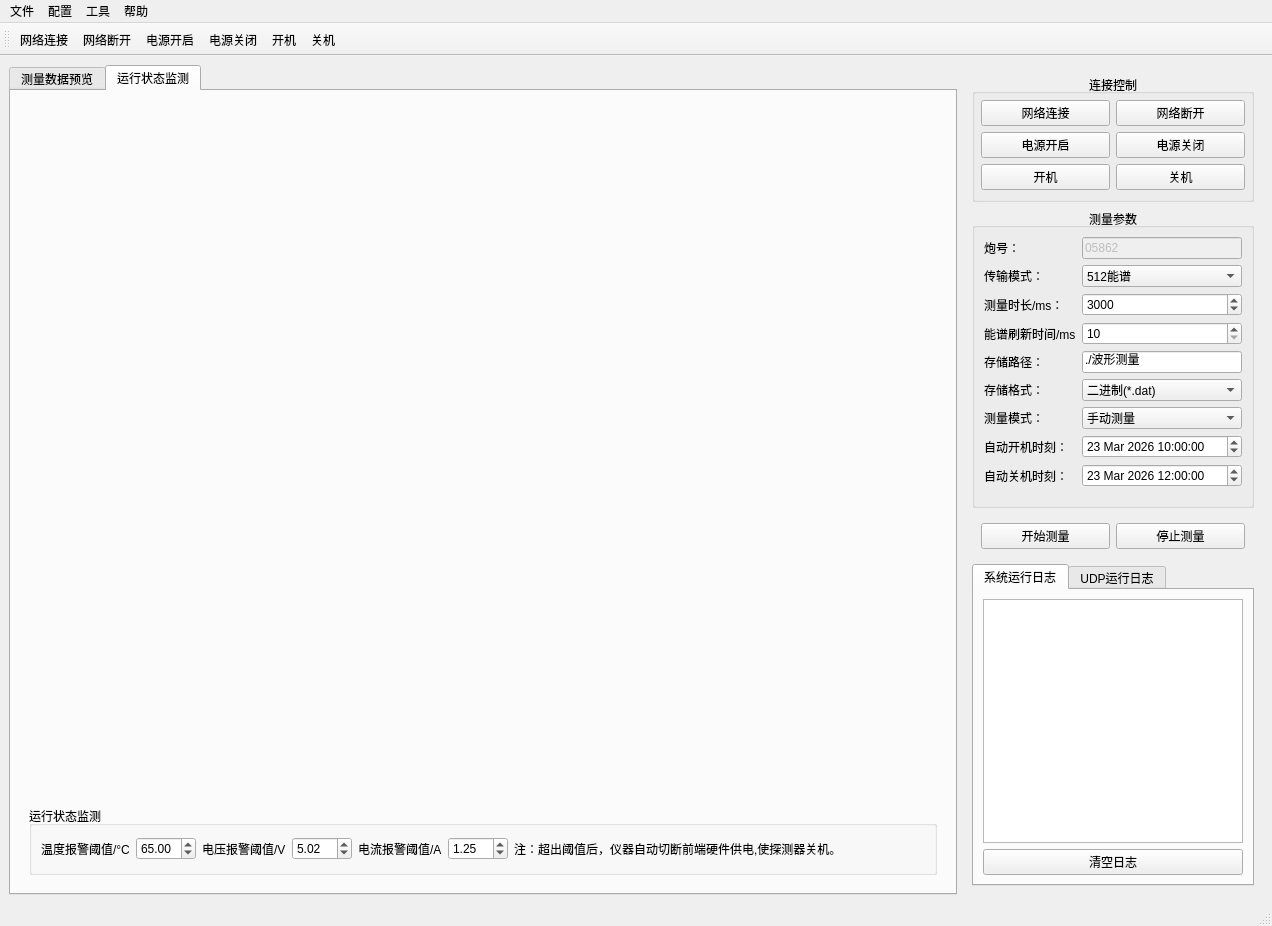
This is mainwindow.ui in MrXiaomao/HardXrayCamera as Qt 5 draws it before an edit. The edited form follows.
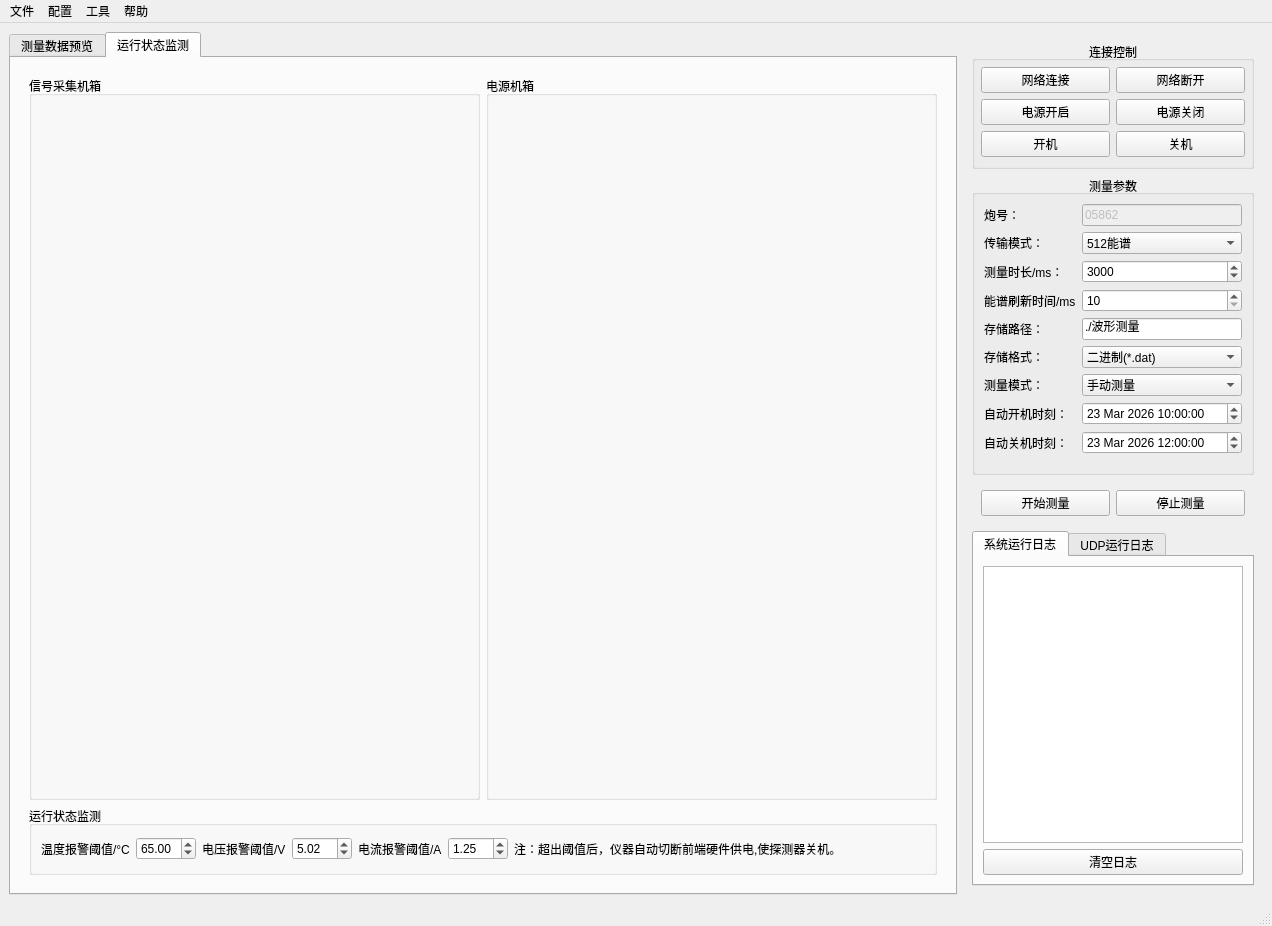
This is the edited form. The open tabs and pages were chosen to show the change. Custom widgets are drawn as their Qt base class.

```diff
--- a/mainwindow.ui
+++ b/mainwindow.ui
@@ -229,13 +229,58 @@
           </property>
           <layout class="QVBoxLayout" name="verticalLayout_7">
            <item>
-            <widget class="TrendPlotWidget" name="plotTemp" native="true"/>
-           </item>
-           <item>
-            <widget class="TrendPlotWidget" name="plotVoltage" native="true"/>
-           </item>
-           <item>
-            <widget class="TrendPlotWidget" name="plotCurrent" native="true"/>
+            <widget class="QWidget" name="widget_plot" native="true">
+             <layout class="QHBoxLayout" name="horizontalLayout_8">
+              <property name="leftMargin">
+               <number>0</number>
+              </property>
+              <property name="topMargin">
+               <number>0</number>
+              </property>
+              <property name="rightMargin">
+               <number>0</number>
+              </property>
+              <property name="bottomMargin">
+               <number>0</number>
+              </property>
+              <item>
+               <widget class="QGroupBox" name="">
+                <property name="title">
+                 <string>信号采集机箱</string>
+                </property>
+                <layout class="QVBoxLayout" name="verticalLayout_6">
+                 <item>
+                  <widget class="TrendPlotWidget" name="plotTemp" native="true"/>
+                 </item>
+                 <item>
+                  <widget class="TrendPlotWidget" name="plotVoltage" native="true"/>
+                 </item>
+                 <item>
+                  <widget class="TrendPlotWidget" name="plotCurrent" native="true"/>
+                 </item>
+                </layout>
+               </widget>
+              </item>
+              <item>
+               <widget class="QGroupBox" name="">
+                <property name="title">
+                 <string>电源机箱</string>
+                </property>
+                <layout class="QVBoxLayout" name="verticalLayout_8">
+                 <item>
+                  <widget class="TrendPlotWidget" name="plotTemp_2" native="true"/>
+                 </item>
+                 <item>
+                  <widget class="TrendPlotWidget" name="plotVoltage_2" native="true"/>
+                 </item>
+                 <item>
+                  <widget class="TrendPlotWidget" name="plotCurrent_2" native="true"/>
+                 </item>
+                </layout>
+               </widget>
+              </item>
+             </layout>
+            </widget>
            </item>
            <item>
             <widget class="QGroupBox" name="groupBox_2">
@@ -956,23 +1001,6 @@
    <addaction name="menu_3"/>
   </widget>
   <widget class="QStatusBar" name="statusbar"/>
-  <widget class="QToolBar" name="toolBar">
-   <property name="windowTitle">
-    <string>toolBar</string>
-   </property>
-   <attribute name="toolBarArea">
-    <enum>TopToolBarArea</enum>
-   </attribute>
-   <attribute name="toolBarBreak">
-    <bool>false</bool>
-   </attribute>
-   <addaction name="action_relayNetOpen"/>
-   <addaction name="action_relayNetClose"/>
-   <addaction name="action_powerOn"/>
-   <addaction name="action_powerOff"/>
-   <addaction name="action_connectDet"/>
-   <addaction name="action_disconnectDet"/>
-  </widget>
   <action name="action_setting">
    <property name="text">
     <string>网络配置</string>
```
Left out of the diff: 2 changed lines with no effect on the pictures.
